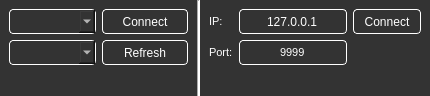
IlyaZh/Maiman-MCBS, file multibench/widgets/connectionwidget.ui: the form before one commit.
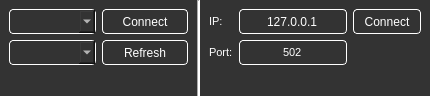
The form after the commit.

```diff
--- a/multibench/widgets/connectionwidget.ui
+++ b/multibench/widgets/connectionwidget.ui
@@ -108,7 +108,7 @@
 border: 1px solid #ffffff;</string>
         </property>
         <property name="text">
-         <string>9999</string>
+         <string>502</string>
         </property>
         <property name="alignment">
          <set>Qt::AlignCenter</set>
```
